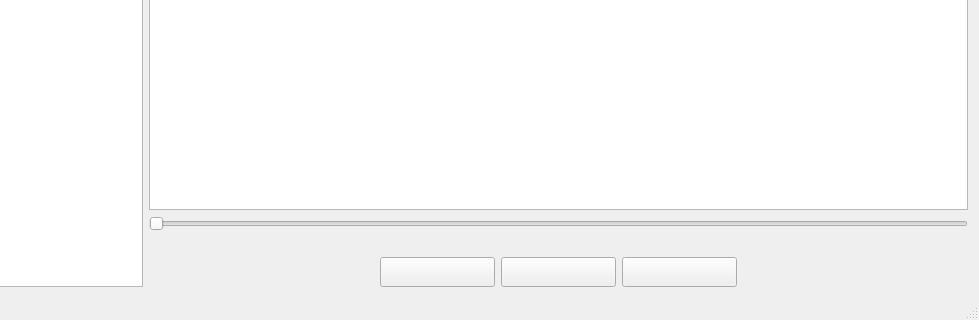
The window that mainwindow.ui (leihui6/marksentence) describes before a commit, drawn with Qt 5; both pictures show x 141 to 1120 and y 372 to 692 of the 1120 by 692 pixel window.
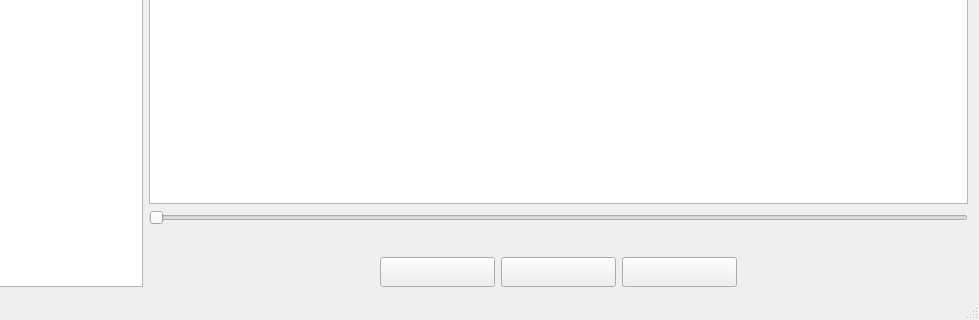
The same window after the commit. Icons and pictures are not drawn.

Diff of the .ui file:
```diff
--- a/mainwindow.ui
+++ b/mainwindow.ui
@@ -127,6 +127,19 @@
             </property>
            </widget>
           </item>
+          <item>
+           <spacer name="horizontalSpacer_3">
+            <property name="orientation">
+             <enum>Qt::Horizontal</enum>
+            </property>
+            <property name="sizeHint" stdset="0">
+             <size>
+              <width>40</width>
+              <height>20</height>
+             </size>
+            </property>
+           </spacer>
+          </item>
           <item>
            <widget class="QLabel" name="label_totle_time">
             <property name="sizePolicy">
```
Left out of the diff: 1 changed line with no effect on the pictures.
